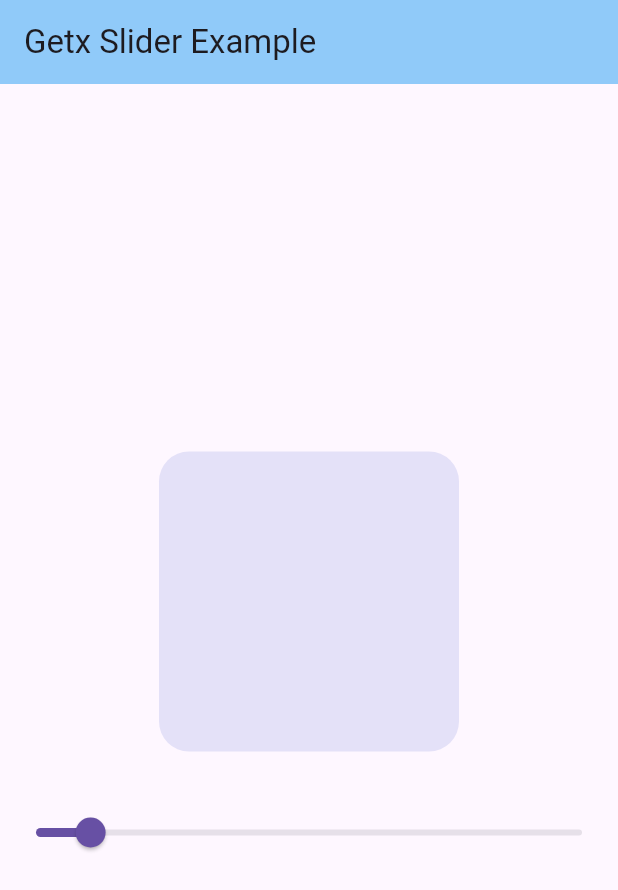
After one commit to iam-talhaa/Getx_State_Managment, a Flutter app: the screen it shows after launch, on a phone screen of 412 x 824 dp. The commit adds this screen. Shown: the top 890 px of the screen. Run offline on Flutter 3.47's test engine with Material 3 defaults, Android fonts, the light colour scheme and no system bars; our stand-ins replace get.

Commit message:
Getx Slider Example

```diff
--- a/lib/Counter_controller.dart
+++ b/lib/Counter_controller.dart
@@ -1,9 +1,18 @@
 import 'package:get/get.dart';
+import 'package:get/get_rx/get_rx.dart';
 
-class CounterController extends GetxController {
-  RxInt mycounter = 1.obs;
+// class CounterController extends GetxController {
+//   RxInt mycounter = 1.obs;
 
-  void IncreamentCounter() {
-    mycounter.value++;
+//   void IncreamentCounter() {
+//     mycounter.value++;
+//   }
+// }
+
+class SliderController extends GetxController {
+  RxDouble myopacity = 0.1.obs;
+
+  void MySlider(value) {
+    myopacity.value = value;
   }
 }
--- /dev/null
+++ b/lib/SliderExample.dart
@@ -0,0 +1,48 @@
+import 'package:flutter/material.dart';
+import 'package:get/get.dart';
+import 'package:getx_statemangment/Counter_controller.dart';
+
+class SliderExample extends StatefulWidget {
+  const SliderExample({super.key});
+
+  @override
+  State<SliderExample> createState() => _SliderExampleState();
+}
+
+class _SliderExampleState extends State<SliderExample> {
+  final SliderController controller = Get.put(SliderController());
+
+  @override
+  Widget build(BuildContext context) {
+    print("BUILD TESTING");
+    return Scaffold(
+      appBar: AppBar(
+        title: Text('Getx Slider Example'),
+        backgroundColor: Colors.blue[200],
+      ),
+      body: Column(
+        mainAxisAlignment: MainAxisAlignment.center,
+        children: [
+          Obx(
+            () => Container(
+              height: 200,
+              width: 200,
+              decoration: BoxDecoration(
+                  color: Color.fromARGB(255, 0, 27, 183)
+                      .withOpacity(controller.myopacity.value),
+                  borderRadius: BorderRadius.circular(20)),
+            ),
+          ),
+          SizedBox(
+            height: 30,
+          ),
+          Obx(() => Slider(
+              value: controller.myopacity.value,
+              onChanged: (value) {
+                controller.MySlider(value);
+              })),
+        ],
+      ),
+    );
+  }
+}
--- a/lib/main.dart
+++ b/lib/main.dart
@@ -1,6 +1,7 @@
 import 'package:flutter/material.dart';
 import 'package:get/get.dart';
 import 'package:getx_statemangment/Counter_example.dart';
+import 'package:getx_statemangment/SliderExample.dart';
 import 'package:getx_statemangment/homescree.dart';
 
 void main() {
@@ -19,7 +20,7 @@ class _MyAppState extends State<MyApp> {
   Widget build(BuildContext context) {
     return GetMaterialApp(
       debugShowCheckedModeBanner: false,
-      home: HomeScreen(),
+      home: SliderExample(),
     );
   }
 }
```
Also changed, not shown: lib/Counter_example.dart (+40 -40 lines).
